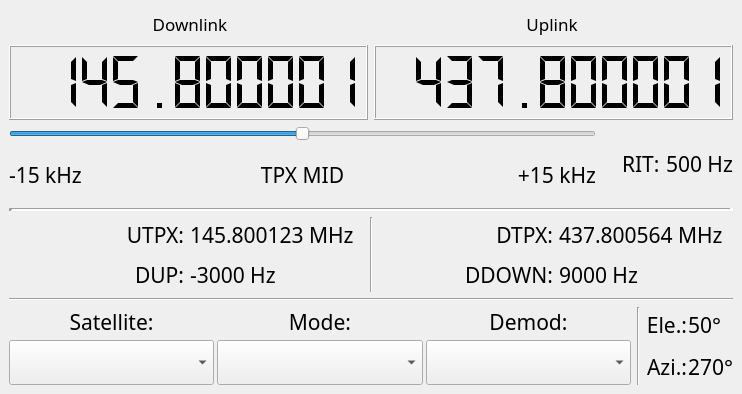
The window that AmsatGUI-small.ui (dl3jop/PARST) describes before a commit, drawn with Qt 5.
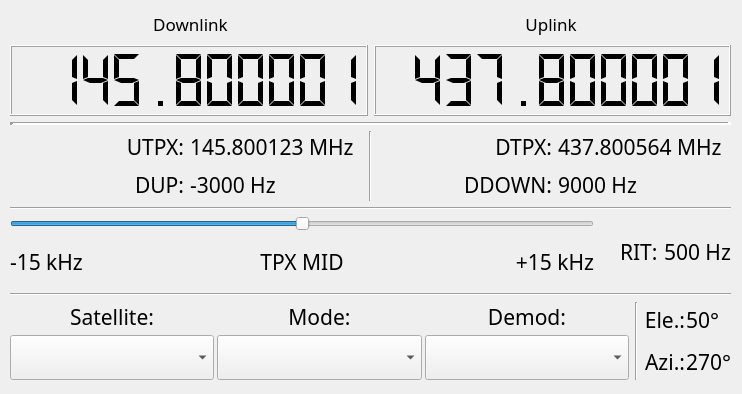
The same window after the commit.

The edit to the form file:
```diff
--- a/AmsatGUI-small.ui
+++ b/AmsatGUI-small.ui
@@ -47,6 +47,15 @@
    <string>AMSAT-GUI</string>
   </property>
   <widget class="QWidget" name="centralwidget">
+   <widget class="QWidget" name="">
+    <property name="geometry">
+     <rect>
+      <x>10</x>
+      <y>9</y>
+      <width>721</width>
+      <height>371</height>
+     </rect>
+    </property>
    <layout class="QVBoxLayout" name="verticalLayout_8">
     <item>
      <layout class="QHBoxLayout" name="horizontalLayout">
@@ -190,6 +199,189 @@
       </item>
      </layout>
     </item>
+     <item>
+      <widget class="Line" name="line_sep_1">
+       <property name="styleSheet">
+        <string notr="true">color: rgb(221, 221, 221)</string>
+       </property>
+       <property name="lineWidth">
+        <number>4</number>
+       </property>
+       <property name="orientation">
+        <enum>Qt::Horizontal</enum>
+       </property>
+      </widget>
+     </item>
+     <item>
+      <layout class="QHBoxLayout" name="horizontalLayout_2">
+       <item>
+        <layout class="QHBoxLayout" name="horizontalLayout_5">
+         <item>
+          <layout class="QVBoxLayout" name="verticalLayout_2">
+           <item>
+            <widget class="QLabel" name="label_uplink_tpx">
+             <property name="font">
+              <font>
+               <family>Nasalization</family>
+               <pointsize>16</pointsize>
+              </font>
+             </property>
+             <property name="text">
+              <string>UTPX:</string>
+             </property>
+             <property name="alignment">
+              <set>Qt::AlignRight|Qt::AlignTrailing|Qt::AlignVCenter</set>
+             </property>
+            </widget>
+           </item>
+           <item>
+            <widget class="QLabel" name="label_doppler_up">
+             <property name="font">
+              <font>
+               <family>Nasalization</family>
+               <pointsize>16</pointsize>
+              </font>
+             </property>
+             <property name="text">
+              <string>DUP:</string>
+             </property>
+             <property name="alignment">
+              <set>Qt::AlignRight|Qt::AlignTrailing|Qt::AlignVCenter</set>
+             </property>
+            </widget>
+           </item>
+          </layout>
+         </item>
+         <item>
+          <layout class="QVBoxLayout" name="verticalLayout_5">
+           <item>
+            <widget class="QLabel" name="uplink_tpx">
+             <property name="font">
+              <font>
+               <family>Nasalization</family>
+               <pointsize>16</pointsize>
+              </font>
+             </property>
+             <property name="text">
+              <string>145.800123 MHz</string>
+             </property>
+             <property name="alignment">
+              <set>Qt::AlignLeading|Qt::AlignLeft|Qt::AlignVCenter</set>
+             </property>
+            </widget>
+           </item>
+           <item>
+            <widget class="QLabel" name="doppler_up">
+             <property name="font">
+              <font>
+               <family>Nasalization</family>
+               <pointsize>16</pointsize>
+              </font>
+             </property>
+             <property name="text">
+              <string>-3000 Hz</string>
+             </property>
+             <property name="alignment">
+              <set>Qt::AlignLeading|Qt::AlignLeft|Qt::AlignVCenter</set>
+             </property>
+            </widget>
+           </item>
+          </layout>
+         </item>
+        </layout>
+       </item>
+       <item>
+        <widget class="Line" name="line_sep_2">
+         <property name="orientation">
+          <enum>Qt::Vertical</enum>
+         </property>
+        </widget>
+       </item>
+       <item>
+        <layout class="QHBoxLayout" name="horizontalLayout_7">
+         <item>
+          <layout class="QVBoxLayout" name="verticalLayout_6">
+           <item>
+            <widget class="QLabel" name="label_downlink_tpx">
+             <property name="font">
+              <font>
+               <family>Nasalization</family>
+               <pointsize>16</pointsize>
+              </font>
+             </property>
+             <property name="text">
+              <string>DTPX:</string>
+             </property>
+             <property name="alignment">
+              <set>Qt::AlignRight|Qt::AlignTrailing|Qt::AlignVCenter</set>
+             </property>
+            </widget>
+           </item>
+           <item>
+            <widget class="QLabel" name="label_doppler_down">
+             <property name="font">
+              <font>
+               <family>Nasalization</family>
+               <pointsize>16</pointsize>
+              </font>
+             </property>
+             <property name="text">
+              <string>DDOWN:</string>
+             </property>
+             <property name="alignment">
+              <set>Qt::AlignRight|Qt::AlignTrailing|Qt::AlignVCenter</set>
+             </property>
+            </widget>
+           </item>
+          </layout>
+         </item>
+         <item>
+          <layout class="QVBoxLayout" name="verticalLayout_7">
+           <item>
+            <widget class="QLabel" name="downlink_tpx">
+             <property name="font">
+              <font>
+               <family>Nasalization</family>
+               <pointsize>16</pointsize>
+              </font>
+             </property>
+             <property name="text">
+              <string>437.800564 MHz</string>
+             </property>
+             <property name="alignment">
+              <set>Qt::AlignLeading|Qt::AlignLeft|Qt::AlignVCenter</set>
+             </property>
+            </widget>
+           </item>
+           <item>
+            <widget class="QLabel" name="doppler_down">
+             <property name="font">
+              <font>
+               <family>Nasalization</family>
+               <pointsize>16</pointsize>
+              </font>
+             </property>
+             <property name="text">
+              <string>9000 Hz</string>
+             </property>
+             <property name="alignment">
+              <set>Qt::AlignLeading|Qt::AlignLeft|Qt::AlignVCenter</set>
+             </property>
+            </widget>
+           </item>
+          </layout>
+         </item>
+        </layout>
+       </item>
+      </layout>
+     </item>
+     <item>
+      <widget class="Line" name="line_sep_3">
+       <property name="orientation">
+        <enum>Qt::Horizontal</enum>
+       </property>
+      </widget>
+     </item>
     <item>
      <layout class="QHBoxLayout" name="linear_data">
       <item>
@@ -337,183 +529,7 @@
      </layout>
     </item>
     <item>
-     <widget class="Line" name="line_sep_1">
-      <property name="styleSheet">
-       <string notr="true">color: rgb(221, 221, 221)</string>
-      </property>
-      <property name="lineWidth">
-       <number>4</number>
-      </property>
-      <property name="orientation">
-       <enum>Qt::Horizontal</enum>
-      </property>
-     </widget>
-    </item>
-    <item>
-     <layout class="QHBoxLayout" name="horizontalLayout_8">
-      <item>
-       <layout class="QHBoxLayout" name="horizontalLayout_5">
-        <item>
-         <layout class="QVBoxLayout" name="verticalLayout_2">
-          <item>
-           <widget class="QLabel" name="label_uplink_tpx">
-            <property name="font">
-             <font>
-              <family>Nasalization</family>
-              <pointsize>16</pointsize>
-             </font>
-            </property>
-            <property name="text">
-             <string>UTPX:</string>
-            </property>
-            <property name="alignment">
-             <set>Qt::AlignRight|Qt::AlignTrailing|Qt::AlignVCenter</set>
-            </property>
-           </widget>
-          </item>
-          <item>
-           <widget class="QLabel" name="label_doppler_up">
-            <property name="font">
-             <font>
-              <family>Nasalization</family>
-              <pointsize>16</pointsize>
-             </font>
-            </property>
-            <property name="text">
-             <string>DUP:</string>
-            </property>
-            <property name="alignment">
-             <set>Qt::AlignRight|Qt::AlignTrailing|Qt::AlignVCenter</set>
-            </property>
-           </widget>
-          </item>
-         </layout>
-        </item>
-        <item>
-         <layout class="QVBoxLayout" name="verticalLayout_5">
-          <item>
-           <widget class="QLabel" name="uplink_tpx">
-            <property name="font">
-             <font>
-              <family>Nasalization</family>
-              <pointsize>16</pointsize>
-             </font>
-            </property>
-            <property name="text">
-             <string>145.800123 MHz</string>
-            </property>
-            <property name="alignment">
-             <set>Qt::AlignLeading|Qt::AlignLeft|Qt::AlignVCenter</set>
-            </property>
-           </widget>
-          </item>
-          <item>
-           <widget class="QLabel" name="doppler_up">
-            <property name="font">
-             <font>
-              <family>Nasalization</family>
-              <pointsize>16</pointsize>
-             </font>
-            </property>
-            <property name="text">
-             <string>-3000 Hz</string>
-            </property>
-            <property name="alignment">
-             <set>Qt::AlignLeading|Qt::AlignLeft|Qt::AlignVCenter</set>
-            </property>
-           </widget>
-          </item>
-         </layout>
-        </item>
-       </layout>
-      </item>
-      <item>
-       <widget class="Line" name="line_sep_2">
-        <property name="orientation">
-         <enum>Qt::Vertical</enum>
-        </property>
-       </widget>
-      </item>
-      <item>
-       <layout class="QHBoxLayout" name="horizontalLayout_7">
-        <item>
-         <layout class="QVBoxLayout" name="verticalLayout_6">
-          <item>
-           <widget class="QLabel" name="label_downlink_tpx">
-            <property name="font">
-             <font>
-              <family>Nasalization</family>
-              <pointsize>16</pointsize>
-             </font>
-            </property>
-            <property name="text">
-             <string>DTPX:</string>
-            </property>
-            <property name="alignment">
-             <set>Qt::AlignRight|Qt::AlignTrailing|Qt::AlignVCenter</set>
-            </property>
-           </widget>
-          </item>
-          <item>
-           <widget class="QLabel" name="label_doppler_down">
-            <property name="font">
-             <font>
-              <family>Nasalization</family>
-              <pointsize>16</pointsize>
-             </font>
-            </property>
-            <property name="text">
-             <string>DDOWN:</string>
-            </property>
-            <property name="alignment">
-             <set>Qt::AlignRight|Qt::AlignTrailing|Qt::AlignVCenter</set>
-            </property>
-           </widget>
-          </item>
-         </layout>
-        </item>
-        <item>
-         <layout class="QVBoxLayout" name="verticalLayout_7">
-          <item>
-           <widget class="QLabel" name="downlink_tpx">
-            <property name="font">
-             <font>
-              <family>Nasalization</family>
-              <pointsize>16</pointsize>
-             </font>
-            </property>
-            <property name="text">
-             <string>437.800564 MHz</string>
-            </property>
-            <property name="alignment">
-             <set>Qt::AlignLeading|Qt::AlignLeft|Qt::AlignVCenter</set>
-            </property>
-           </widget>
-          </item>
-          <item>
-           <widget class="QLabel" name="doppler_down">
-            <property name="font">
-             <font>
-              <family>Nasalization</family>
-              <pointsize>16</pointsize>
-             </font>
-            </property>
-            <property name="text">
-             <string>9000 Hz</string>
-            </property>
-            <property name="alignment">
-             <set>Qt::AlignLeading|Qt::AlignLeft|Qt::AlignVCenter</set>
-            </property>
-           </widget>
-          </item>
-         </layout>
-        </item>
-       </layout>
-      </item>
-     </layout>
-    </item>
-    <item>
-     <widget class="Line" name="line_sep_3">
+      <widget class="Line" name="line_sep_5">
       <property name="orientation">
        <enum>Qt::Horizontal</enum>
       </property>
@@ -747,6 +763,7 @@
      </layout>
     </item>
    </layout>
+   </widget>
   </widget>
  </widget>
  <resources/>
```
Lines whose indentation alone changed are shown as unchanged.
